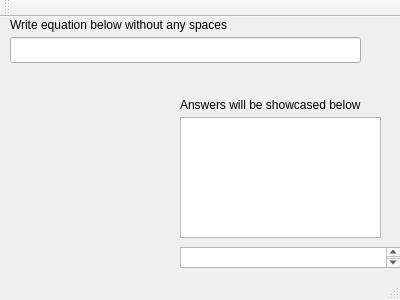
Above: calculator.ui from jlvivero/Calculator before the change. Below: the same form after it.
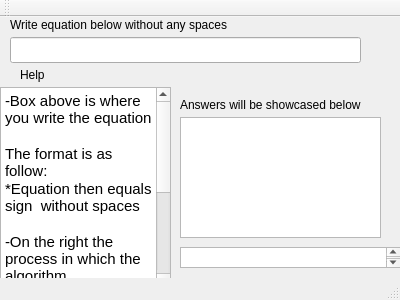
That is the form after the change.

Commit message: fixed bugs, MVP for my first presentation

What changed in the file:
```diff
--- a/calculator.ui
+++ b/calculator.ui
@@ -70,6 +70,47 @@
      </rect>
     </property>
    </widget>
+   <widget class="QTextBrowser" name="textBrowser_2">
+    <property name="geometry">
+     <rect>
+      <x>0</x>
+      <y>70</y>
+      <width>171</width>
+      <height>201</height>
+     </rect>
+    </property>
+    <property name="html">
+     <string>&lt;!DOCTYPE HTML PUBLIC &quot;-//W3C//DTD HTML 4.0//EN&quot; &quot;http://www.w3.org/TR/REC-html40/strict.dtd&quot;&gt;
+&lt;html&gt;&lt;head&gt;&lt;meta name=&quot;qrichtext&quot; content=&quot;1&quot; /&gt;&lt;style type=&quot;text/css&quot;&gt;
+p, li { white-space: pre-wrap; }
+&lt;/style&gt;&lt;/head&gt;&lt;body style=&quot; font-family:'Ubuntu'; font-size:11pt; font-weight:400; font-style:normal;&quot;&gt;
+&lt;p style=&quot; margin-top:0px; margin-bottom:0px; margin-left:0px; margin-right:0px; -qt-block-indent:0; text-indent:0px;&quot;&gt;-Box above is where you write the equation&lt;/p&gt;
+&lt;p style=&quot;-qt-paragraph-type:empty; margin-top:0px; margin-bottom:0px; margin-left:0px; margin-right:0px; -qt-block-indent:0; text-indent:0px;&quot;&gt;&lt;br /&gt;&lt;/p&gt;
+&lt;p style=&quot; margin-top:0px; margin-bottom:0px; margin-left:0px; margin-right:0px; -qt-block-indent:0; text-indent:0px;&quot;&gt;The format is as follow:&lt;/p&gt;
+&lt;p style=&quot; margin-top:0px; margin-bottom:0px; margin-left:0px; margin-right:0px; -qt-block-indent:0; text-indent:0px;&quot;&gt;*Equation then equals sign  without spaces&lt;/p&gt;
+&lt;p style=&quot;-qt-paragraph-type:empty; margin-top:0px; margin-bottom:0px; margin-left:0px; margin-right:0px; -qt-block-indent:0; text-indent:0px;&quot;&gt;&lt;br /&gt;&lt;/p&gt;
+&lt;p style=&quot; margin-top:0px; margin-bottom:0px; margin-left:0px; margin-right:0px; -qt-block-indent:0; text-indent:0px;&quot;&gt;-On the right the process in which the algorithm&lt;/p&gt;
+&lt;p style=&quot; margin-top:0px; margin-bottom:0px; margin-left:0px; margin-right:0px; -qt-block-indent:0; text-indent:0px;&quot;&gt;solves the equations is shown.&lt;/p&gt;
+&lt;p style=&quot; margin-top:0px; margin-bottom:0px; margin-left:0px; margin-right:0px; -qt-block-indent:0; text-indent:0px;&quot;&gt;At the end it wil also show the solution in hex and binary&lt;/p&gt;
+&lt;p style=&quot;-qt-paragraph-type:empty; margin-top:0px; margin-bottom:0px; margin-left:0px; margin-right:0px; -qt-block-indent:0; text-indent:0px;&quot;&gt;&lt;br /&gt;&lt;/p&gt;
+&lt;p style=&quot; margin-top:0px; margin-bottom:0px; margin-left:0px; margin-right:0px; -qt-block-indent:0; text-indent:0px;&quot;&gt;-The bottom box shows the answer&lt;/p&gt;
+&lt;p style=&quot;-qt-paragraph-type:empty; margin-top:0px; margin-bottom:0px; margin-left:0px; margin-right:0px; -qt-block-indent:0; text-indent:0px;&quot;&gt;&lt;br /&gt;&lt;/p&gt;
+&lt;p style=&quot;-qt-paragraph-type:empty; margin-top:0px; margin-bottom:0px; margin-left:0px; margin-right:0px; -qt-block-indent:0; text-indent:0px;&quot;&gt;&lt;br /&gt;&lt;/p&gt;&lt;/body&gt;&lt;/html&gt;</string>
+    </property>
+   </widget>
+   <widget class="QLabel" name="label_3">
+    <property name="geometry">
+     <rect>
+      <x>20</x>
+      <y>50</y>
+      <width>58</width>
+      <height>16</height>
+     </rect>
+    </property>
+    <property name="text">
+     <string>Help</string>
+    </property>
+   </widget>
   </widget>
   <widget class="QToolBar" name="mainToolBar">
    <attribute name="toolBarArea">
```
The commit also changes 1 other file.
